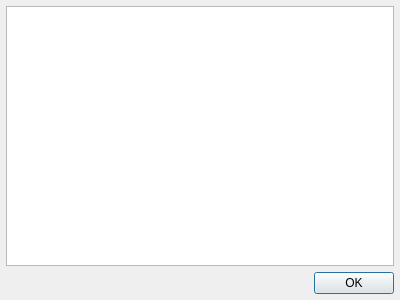
The window that src/gui/DHelpAbout.ui (ifritee/gps_view) describes before a commit, drawn with Qt 5.
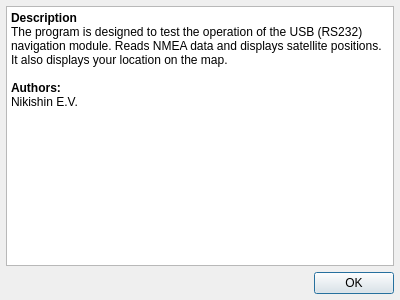
The same window after the commit.

The edit to the form file:
```diff
--- a/src/gui/DHelpAbout.ui
+++ b/src/gui/DHelpAbout.ui
@@ -27,7 +27,19 @@
     <number>6</number>
    </property>
    <item>
-    <widget class="QTextBrowser" name="textBrowser"/>
+    <widget class="QTextBrowser" name="textBrowser">
+     <property name="html">
+      <string>&lt;!DOCTYPE HTML PUBLIC &quot;-//W3C//DTD HTML 4.0//EN&quot; &quot;http://www.w3.org/TR/REC-html40/strict.dtd&quot;&gt;
+&lt;html&gt;&lt;head&gt;&lt;meta name=&quot;qrichtext&quot; content=&quot;1&quot; /&gt;&lt;style type=&quot;text/css&quot;&gt;
+p, li { white-space: pre-wrap; }
+&lt;/style&gt;&lt;/head&gt;&lt;body style=&quot; font-family:'Sans Serif'; font-size:9pt; font-weight:400; font-style:normal;&quot;&gt;
+&lt;p style=&quot; margin-top:0px; margin-bottom:0px; margin-left:0px; margin-right:0px; -qt-block-indent:0; text-indent:0px;&quot;&gt;&lt;span style=&quot; font-weight:600;&quot;&gt;Description&lt;/span&gt;&lt;/p&gt;
+&lt;p style=&quot; margin-top:0px; margin-bottom:0px; margin-left:0px; margin-right:0px; -qt-block-indent:0; text-indent:0px;&quot;&gt;The program is designed to test the operation of the USB (RS232) navigation module. Reads NMEA data and displays satellite positions. It also displays your location on the map.&lt;/p&gt;
+&lt;p style=&quot;-qt-paragraph-type:empty; margin-top:0px; margin-bottom:0px; margin-left:0px; margin-right:0px; -qt-block-indent:0; text-indent:0px;&quot;&gt;&lt;br /&gt;&lt;/p&gt;
+&lt;p style=&quot; margin-top:0px; margin-bottom:0px; margin-left:0px; margin-right:0px; -qt-block-indent:0; text-indent:0px;&quot;&gt;&lt;span style=&quot; font-weight:600;&quot;&gt;Authors:&lt;/span&gt;&lt;/p&gt;
+&lt;p style=&quot; margin-top:0px; margin-bottom:0px; margin-left:0px; margin-right:0px; -qt-block-indent:0; text-indent:0px;&quot;&gt;Nikishin E.V.&lt;/p&gt;&lt;/body&gt;&lt;/html&gt;</string>
+     </property>
+    </widget>
    </item>
    <item>
     <layout class="QHBoxLayout" name="horizontalLayout">
```
